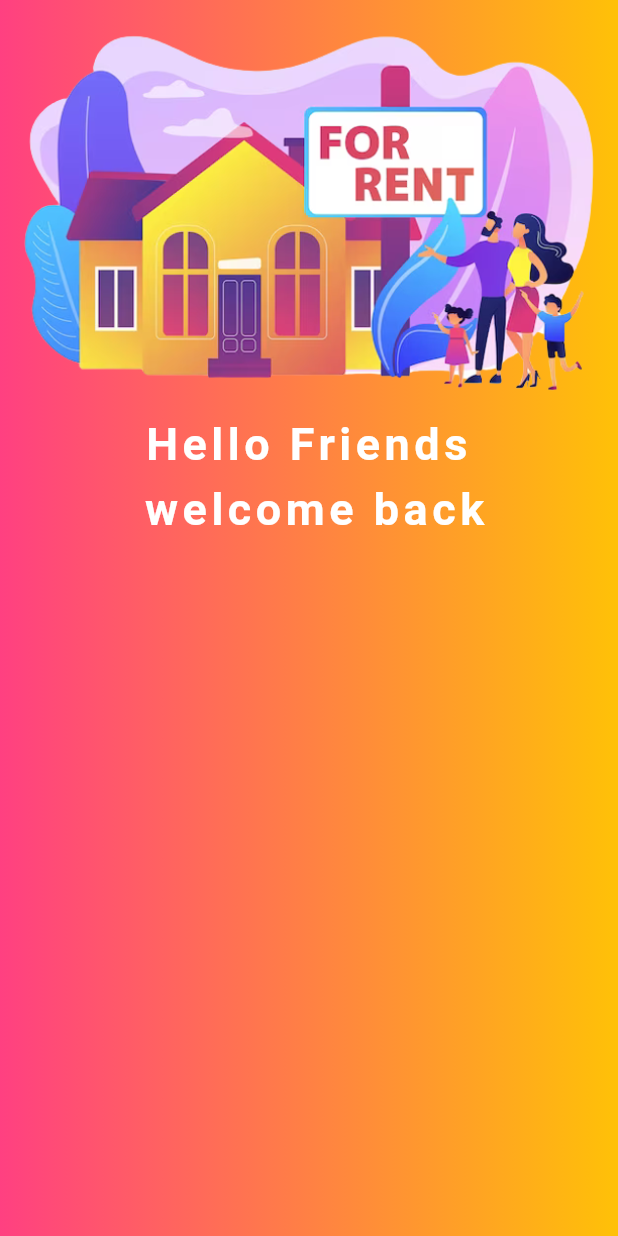
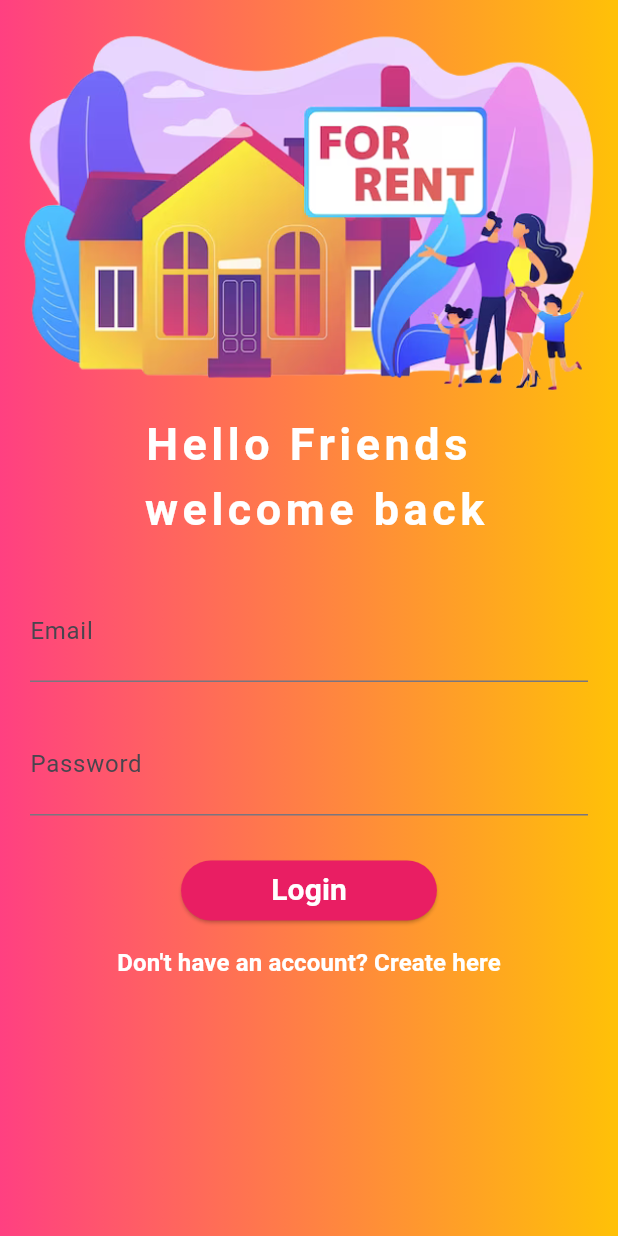
Before and after one commit to MdLimon123/PropertyRentalApp, a Flutter app: the screen it shows after launch, on a phone screen of 412 x 824 dp. Run offline on Flutter 3.47's test engine with Material 3 defaults, Android fonts, the phone set to English and light mode, and no system bars; our stand-ins replace get.

```diff
--- a/lib/utils/app_constan.dart
+++ b/lib/utils/app_constan.dart
@@ -2,4 +2,5 @@ class AppConstnac{
 
   static String splashImage = "assets/images/splash.png";
   static String loginImage = "assets/images/logo.png";
+  static String signupImage = "assets/images/signup.png";
 }
--- a/lib/view/login_screen.dart
+++ b/lib/view/login_screen.dart
@@ -1,5 +1,7 @@
 import 'package:flutter/material.dart';
+import 'package:get/get.dart';
 import 'package:property_rental_app/utils/app_constan.dart';
+import 'package:property_rental_app/view/signup_screen.dart';
 
 class LoginScreen extends StatefulWidget {
   const LoginScreen({super.key});
@@ -9,6 +11,11 @@ class LoginScreen extends StatefulWidget {
 }
 
 class _LoginScreenState extends State<LoginScreen> {
+
+  final _formKey = GlobalKey<FormState>();
+  TextEditingController _emailTextEditingController = TextEditingController();
+  TextEditingController _passwordController = TextEditingController();
+
   @override
   Widget build(BuildContext context) {
     return Scaffold(
@@ -42,6 +49,81 @@ class _LoginScreenState extends State<LoginScreen> {
                   textAlign: TextAlign.center,)
               ],
             ),
+
+            Padding(
+              padding: const EdgeInsets.only(left: 20, right: 20),
+              child: Form(
+                key: _formKey,
+                  child: Column(
+                children: [
+                  Padding(
+                    padding: const EdgeInsets.only(top: 26.0),
+                    child: TextFormField(
+                      decoration: const InputDecoration(
+                        labelText: "Email"
+                      ),
+                      style: const TextStyle(
+                        fontSize: 24.0
+                      ),
+                      controller: _emailTextEditingController,
+                      validator: (emailValue){
+                        if(emailValue!.contains("@")){
+                          return "Please write  valid email";
+                        }
+                        return null;
+                      },
+                    ),
+                  ),
+                  Padding(
+                    padding: const EdgeInsets.only(top: 21.0),
+                    child: TextFormField(
+                      decoration: const InputDecoration(
+                          labelText: "Password"
+                      ),
+                      style: const TextStyle(
+                          fontSize: 24.0
+                      ),
+                      controller: _passwordController,
+                      validator: (passwordValue){
+                        if(passwordValue!.length<5){
+                          return "Password must be at least 6 or more character";
+                        }
+                        return null;
+                      },
+                    ),
+                  ),
+
+                  Padding(
+                    padding: const EdgeInsets.only(top: 26.0),
+                    child: ElevatedButton(
+                      style: ElevatedButton.styleFrom(
+                        backgroundColor: Colors.pink,
+                        padding: const EdgeInsets.symmetric(horizontal: 60)
+                      ),
+                        onPressed: (){},
+                        child: const Text("Login",
+                        style: TextStyle(
+                          fontSize: 20,
+                          fontWeight: FontWeight.w600,
+                          color: Colors.white
+                        ),)),
+                  ),
+
+                  TextButton(
+                      onPressed: (){
+                        Get.to(SignupScreen(),
+                        transition: Transition.fadeIn);
+                      },
+                      child: const Text("Don't have an account? Create here",
+                      style: TextStyle(
+                        color: Colors.white,
+                        fontSize: 16,
+                        fontWeight: FontWeight.bold
+                      ),))
+                ],
+              )),
+            ),
+            const SizedBox(height: 40,)
           ],
         ),
       )
```
Also changed, not shown: lib/view/signup_screen.dart (added, +243 -0 lines).
